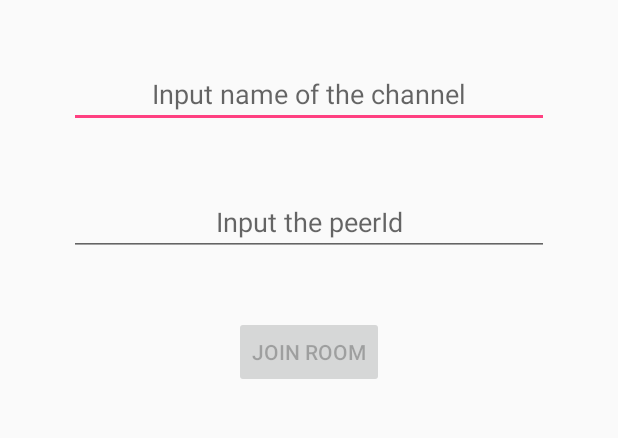
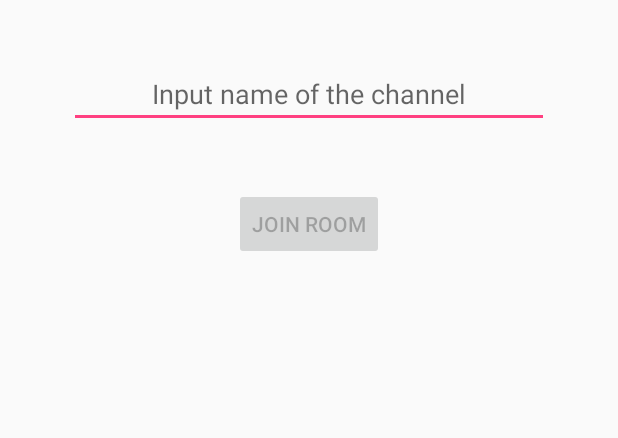
Before and after one commit to AgoraIO-Community/Agora-Remote-Control, an Android app: the screen it shows after launch (MainActivity), on a phone screen of 412 x 824 dp, the part 224-662 px from its top. Run offline under Robolectric (Android 15) with nearby library versions, the phone set to English and light mode, and no system bars; libraries missing offline, so code that uses them is left out: io.agora.rtc2, org.slf4j; 4 statements that could not run were skipped.

Commit message:
delete put peerId dialog

```diff
--- a/client/OpenLive-Android/app/src/main/java/io/agora/openlive/model/ConstantApp.java
+++ b/client/OpenLive-Android/app/src/main/java/io/agora/openlive/model/ConstantApp.java
@@ -26,7 +26,6 @@ public class ConstantApp {
     }
 
     public static final String ACTION_KEY_CROLE = "C_Role";
-    public static final String ACTION_KEY_ROOM_NAME = "ecHANEL";
-    public static final String ACTION_KEY_RTM_PEERID = "rtmPeerId";
+    public static final String ACTION_KEY_SERVER_ID = "ecServerId";
 
 }
--- a/client/OpenLive-Android/app/src/main/res/layout/activity_main.xml
+++ b/client/OpenLive-Android/app/src/main/res/layout/activity_main.xml
@@ -32,16 +32,6 @@
             android:gravity="center"
             android:hint="Input name of the channel"
             android:inputType="text" />
-        <EditText
-            android:id="@+id/rtm_peerId"
-            android:layout_width="match_parent"
-            android:layout_height="wrap_content"
-            android:layout_marginLeft="30dp"
-            android:layout_marginRight="30dp"
-            android:layout_marginTop="40dp"
-            android:gravity="center"
-            android:hint="Input the peerId"
-            android:inputType="text" />
         <Button
             android:id="@+id/button_join"
             android:layout_width="wrap_content"
```
Also changed, not shown: client/OpenLive-Android/app/src/main/java/io/agora/openlive/ui/LiveRoomActivity.java (+5 -8 lines), client/OpenLive-Android/app/src/main/java/io/agora/openlive/ui/MainActivity.java (+2 -6 lines), client/OpenLive-Android/app/libs/agora_remote_control.jar.
